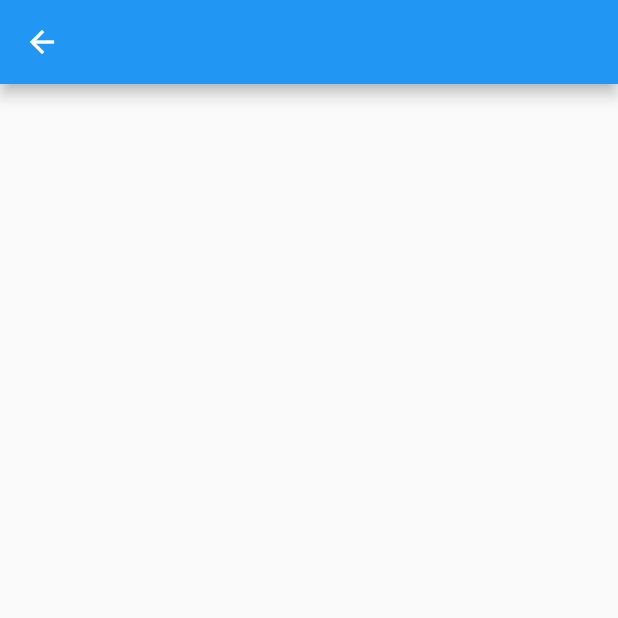
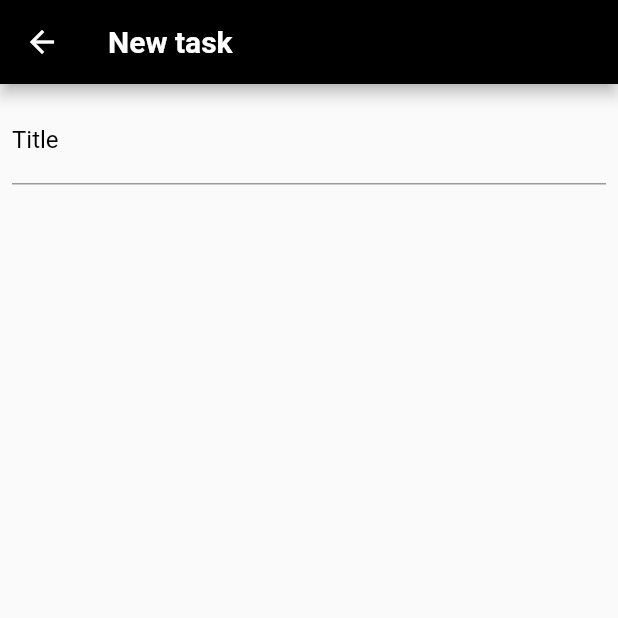
Before and after one commit to gabrielrmn/todolist, a Flutter app: the CreateCard screen opened directly, on a phone screen of 412 x 824 dp, the top half of it. Run offline on Flutter 3.47's test engine with Material 2 defaults, Android fonts, the phone set to English and light mode, and no system bars; our stand-ins replace auto_size_text, google_fonts, splashscreen.

```diff
--- a/lib/pages/todolist.createcard.dart
+++ b/lib/pages/todolist.createcard.dart
@@ -1,10 +1,12 @@
 import 'package:flutter/material.dart';
+import 'package:google_fonts/google_fonts.dart';
 
 class CreateCard extends StatelessWidget {
   @override
   Widget build(BuildContext context) {
     return Scaffold(
       appBar: AppBar(
+        backgroundColor: Colors.black,
         leading: IconButton(
           icon: Icon(Icons.arrow_back),
           color: Colors.white,
@@ -12,6 +14,43 @@ class CreateCard extends StatelessWidget {
             Navigator.pop(context);
           },
         ),
+        title: Text(
+          "New task",
+          style: GoogleFonts.roboto(
+            fontSize: 20,
+            fontWeight: FontWeight.bold,
+            textStyle: TextStyle(
+              color: Colors.white,
+            ),
+          ),
+        ),
+      ),
+      body: ListView(
+        children: <Widget>[
+          Column(
+            children: <Widget>[
+              Padding(
+                padding: EdgeInsets.all(8.0),
+                child: TextField(
+                  keyboardType: TextInputType.text,
+                  decoration: InputDecoration(
+                    labelText: "Title",
+                    labelStyle: TextStyle(
+                      color: Colors.black,
+                    ),
+                    hintText: "Type the name of the task here",
+                    focusColor: Colors.black,
+                    focusedBorder: OutlineInputBorder(
+                      borderRadius: BorderRadius.all(Radius.circular(4)),
+                      borderSide: BorderSide(width: 1, color: Colors.black),
+                    ),
+                    fillColor: Colors.black,
+                  ),
+                ),
+              ),
+            ],
+          ),
+        ],
       ),
     );
   }
--- a/lib/structure/task.dart
+++ b/lib/structure/task.dart
@@ -2,6 +2,7 @@ class Task {
   String name;
   bool completed;
   String priority;
+  String description;
 
-  Task(this.name, this.completed, this.priority);
+  Task(this.name, this.completed, this.priority, this.description);
 }
```
Also changed, not shown: lib/pages/todolist.homepage.dart (+109 -5 lines).
